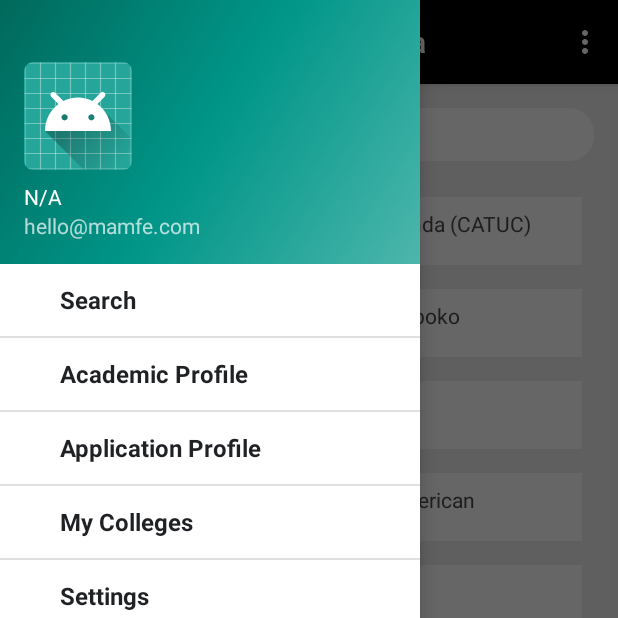
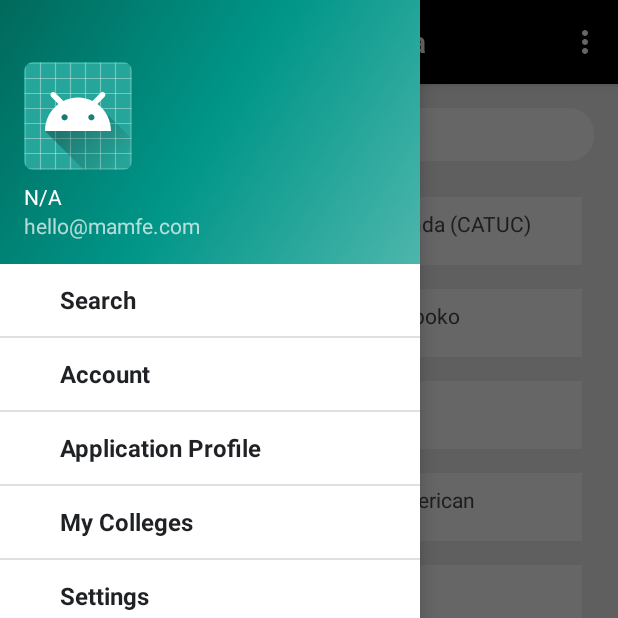
Before and after one commit to lpark9/CozmoCrew, an Android app: the MainActivity screen opened directly, with no data from a screen before it, with the side drawer open, on a phone screen of 412 x 824 dp, the top half of it. Run offline under Robolectric (Android 15) with nearby library versions, the phone set to English and light mode, and no system bars; our stand-ins replace ButterKnife, Firebase (no records; nobody signed in at launch, a user with empty details on screens opened directly); 1 statement that could not run was skipped.

Commit message:
Changed Academic Profile to Account name

```diff
--- a/app/src/main/java/com/example/mamfe/commonappafrica/MainActivity.java
+++ b/app/src/main/java/com/example/mamfe/commonappafrica/MainActivity.java
@@ -180,7 +180,7 @@ public class MainActivity extends AppCompatActivity
 
 
 
-        MenuModel academicProfileModel = new MenuModel("Academic Profile", true, false);
+        MenuModel academicProfileModel = new MenuModel("Account", true, false);
         MenuModel myAppModel = new MenuModel("Application Profile", true, true);
         MenuModel myCollegesModel = new MenuModel("My Colleges", true, false);
         MenuModel settingsModel = new MenuModel("Settings", true, false);
```
